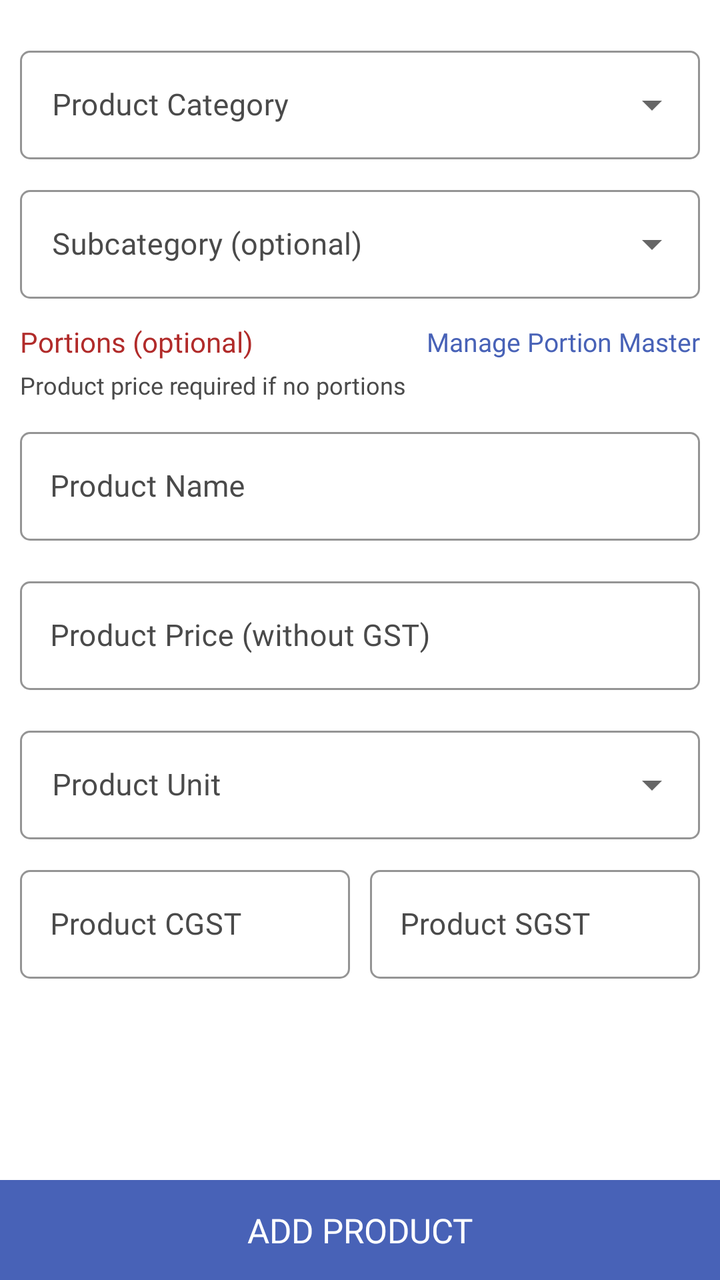
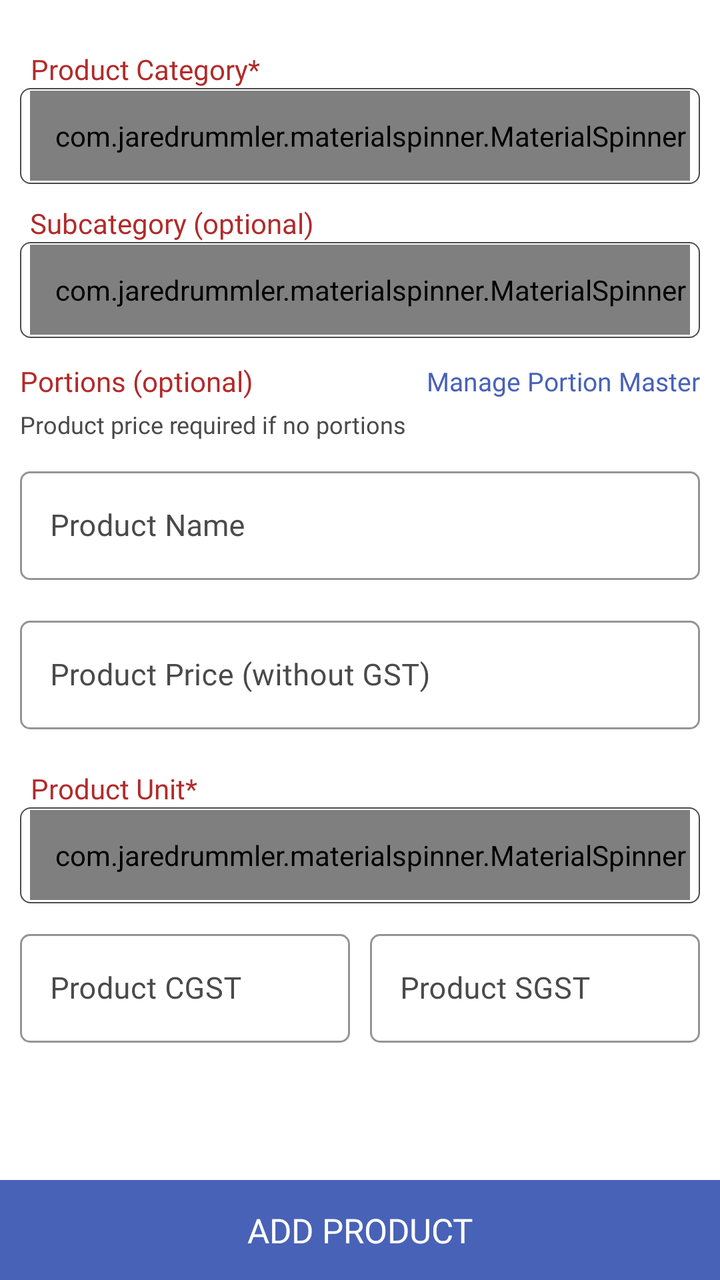

The first picture is an Android layout as it rendered before a commit; the second is the same layout after the commit. The layout source and the unified diff follow.
<!-- AndroidManifest.xml: application theme AppTheme -->
<!-- res/layout/fragment_add_customer_product.xml -->
<?xml version="1.0" encoding="utf-8"?>
<RelativeLayout xmlns:android="http://schemas.android.com/apk/res/android"
    xmlns:app="http://schemas.android.com/apk/res-auto"
    xmlns:tools="http://schemas.android.com/tools"
    android:layout_width="match_parent"
    android:layout_height="match_parent"
    tools:context=".Fragment.AddCustomerProduct">

    <androidx.core.widget.NestedScrollView
        android:layout_width="match_parent"
        android:layout_height="match_parent"
        android:layout_above="@+id/addProduct">

        <LinearLayout
            android:layout_width="match_parent"
            android:layout_height="match_parent"
            android:orientation="vertical"
            android:padding="10dp">

            <com.google.android.material.textfield.TextInputLayout
                style="@style/CustomDropDownTilStyle"
                android:layout_marginTop="10dp"
                android:hint="Product Category">

                <AutoCompleteTextView
                    android:id="@+id/categorySpinner"
                    android:layout_width="match_parent"
                    android:layout_height="wrap_content"
                    android:focusable="false"
                    android:fontFamily="@font/poppinsregular"
                    android:inputType="none"
                    android:singleLine="true"
                    android:textSize="15sp" />

            </com.google.android.material.textfield.TextInputLayout>

            <com.google.android.material.textfield.TextInputLayout
                style="@style/CustomDropDownTilStyle"
                android:layout_marginTop="10dp"
                android:hint="Subcategory (optional)">

                <AutoCompleteTextView
                    android:id="@+id/subcategorySpinner"
                    android:layout_width="match_parent"
                    android:layout_height="wrap_content"
                    android:focusable="false"
                    android:fontFamily="@font/poppinsregular"
                    android:inputType="none"
                    android:singleLine="true"
                    android:textSize="15sp" />

            </com.google.android.material.textfield.TextInputLayout>

            <include
                android:id="@+id/productPortionSectionInclude"
                layout="@layout/include_product_portion_section" />

            <com.google.android.material.textfield.TextInputLayout
                android:id="@+id/productNameLayout"
                style="@style/Widget.MaterialComponents.TextInputLayout.OutlinedBox"
                android:layout_width="match_parent"
                android:layout_height="wrap_content"
                android:layout_gravity="center"
                android:layout_marginTop="10dp"
                android:layout_marginBottom="5dp"
                android:gravity="center"
                android:textColorHint="@color/light_black"
                app:boxCornerRadiusBottomEnd="5dp"
                app:boxCornerRadiusBottomStart="5dp"
                app:boxCornerRadiusTopEnd="5dp"
                app:boxCornerRadiusTopStart="5dp"
                app:boxStrokeColor="@color/light_black">

                <com.google.android.material.textfield.TextInputEditText
                    android:id="@+id/productName"
                    android:layout_width="match_parent"
                    android:layout_height="wrap_content"
                    android:drawableTint="@color/light_black"
                    android:fontFamily="@font/poppinsregular"
                    android:hint="Product Name"
                    android:imeOptions="actionNext"
                    android:inputType="textCapWords"
                    android:paddingStart="15dp"
                    android:paddingEnd="10dp"
                    android:singleLine="true"
                    android:textColor="@color/black"
                    android:textColorHint="@color/light_black"
                    android:textSize="15sp" />

            </com.google.android.material.textfield.TextInputLayout>

            <com.google.android.material.textfield.TextInputLayout
                android:id="@+id/productPriceLayout"
                style="@style/Widget.MaterialComponents.TextInputLayout.OutlinedBox"
                android:layout_width="match_parent"
                android:layout_height="wrap_content"
                android:layout_gravity="center"
                android:layout_marginTop="10dp"
                android:layout_marginBottom="5dp"
                android:gravity="center"
                android:textColorHint="@color/light_black"
                app:boxCornerRadiusBottomEnd="5dp"
                app:boxCornerRadiusBottomStart="5dp"
                app:boxCornerRadiusTopEnd="5dp"
                app:boxCornerRadiusTopStart="5dp"
                app:boxStrokeColor="@color/light_black">

                <com.google.android.material.textfield.TextInputEditText
                    android:id="@+id/productPrice"
                    android:layout_width="match_parent"
                    android:layout_height="wrap_content"
                    android:drawableTint="@color/light_black"
                    android:fontFamily="@font/poppinsregular"
                    android:hint="Product Price (without GST)"
                    android:imeOptions="actionDone"
                    android:inputType="numberDecimal"
                    android:paddingStart="15dp"
                    android:paddingEnd="10dp"
                    android:singleLine="true"
                    android:textColor="@color/black"
                    android:textColorHint="@color/light_black"
                    android:textSize="15sp" />

            </com.google.android.material.textfield.TextInputLayout>

            <com.google.android.material.textfield.TextInputLayout
                style="@style/CustomDropDownTilStyle"
                android:layout_marginTop="10dp"
                android:hint="Product Unit">

                <AutoCompleteTextView
                    android:id="@+id/unitSpinner"
                    android:layout_width="match_parent"
                    android:layout_height="wrap_content"
                    android:focusable="false"
                    android:fontFamily="@font/poppinsregular"
                    android:inputType="none"
                    android:singleLine="true"
                    android:textSize="15sp" />

            </com.google.android.material.textfield.TextInputLayout>

            <LinearLayout
                android:layout_width="match_parent"
                android:layout_height="wrap_content"
                android:layout_marginTop="10dp"
                android:layout_marginBottom="10dp"
                android:orientation="horizontal">

                <com.google.android.material.textfield.TextInputLayout
                    android:id="@+id/productCGSTLayout"
                    style="@style/Widget.MaterialComponents.TextInputLayout.OutlinedBox"
                    android:layout_width="match_parent"
                    android:layout_height="wrap_content"
                    android:layout_gravity="center"
                    android:layout_marginEnd="5dp"
                    android:layout_weight="1"
                    android:gravity="center"
                    android:textColorHint="@color/light_black"
                    app:boxCornerRadiusBottomEnd="5dp"
                    app:boxCornerRadiusBottomStart="5dp"
                    app:boxCornerRadiusTopEnd="5dp"
                    app:boxCornerRadiusTopStart="5dp"
                    app:boxStrokeColor="@color/light_black">

                    <com.google.android.material.textfield.TextInputEditText
                        android:id="@+id/productCGST"
                        android:layout_width="match_parent"
                        android:layout_height="wrap_content"
                        android:drawableTint="@color/light_black"
                        android:fontFamily="@font/poppinsregular"
                        android:hint="Product CGST"
                        android:imeOptions="actionNext"
                        android:inputType="numberDecimal"
                        android:paddingStart="15dp"
                        android:paddingEnd="10dp"
                        android:singleLine="true"
                        android:textColor="@color/black"
                        android:textColorHint="@color/light_black"
                        android:textSize="15sp" />

                </com.google.android.material.textfield.TextInputLayout>

                <com.google.android.material.textfield.TextInputLayout
                    android:id="@+id/productSGSTLayout"
                    style="@style/Widget.MaterialComponents.TextInputLayout.OutlinedBox"
                    android:layout_width="match_parent"
                    android:layout_height="wrap_content"
                    android:layout_gravity="center"
                    android:layout_marginStart="5dp"
                    android:layout_weight="1"
                    android:gravity="center"
                    android:textColorHint="@color/light_black"
                    app:boxCornerRadiusBottomEnd="5dp"
                    app:boxCornerRadiusBottomStart="5dp"
                    app:boxCornerRadiusTopEnd="5dp"
                    app:boxCornerRadiusTopStart="5dp"
                    app:boxStrokeColor="@color/light_black">

                    <com.google.android.material.textfield.TextInputEditText
                        android:id="@+id/productSGST"
                        android:layout_width="match_parent"
                        android:layout_height="wrap_content"
                        android:drawableTint="@color/light_black"
                        android:fontFamily="@font/poppinsregular"
                        android:hint="Product SGST"
                        android:imeOptions="actionDone"
                        android:inputType="numberDecimal"
                        android:paddingStart="15dp"
                        android:paddingEnd="10dp"
                        android:singleLine="true"
                        android:textColor="@color/black"
                        android:textColorHint="@color/light_black"
                        android:textSize="15sp" />

                </com.google.android.material.textfield.TextInputLayout>

            </LinearLayout>

        </LinearLayout>

    </androidx.core.widget.NestedScrollView>

    <TextView
        android:id="@+id/addProduct"
        android:layout_width="match_parent"
        android:layout_height="50dp"
        android:layout_alignParentBottom="true"
        android:layout_gravity="center"
        android:background="@color/colorPrimary"
        android:fontFamily="@font/poppinsmedium"
        android:gravity="center"
        android:text="Add Product"
        android:textAllCaps="true"
        android:textColor="@color/white"
        android:textSize="17sp" />

</RelativeLayout>
<!-- res/layout/include_product_portion_section.xml (included above) -->
<?xml version="1.0" encoding="utf-8"?>
<LinearLayout xmlns:android="http://schemas.android.com/apk/res/android"
    xmlns:app="http://schemas.android.com/apk/res-auto"
    android:id="@+id/productPortionSection"
    android:layout_width="match_parent"
    android:layout_height="wrap_content"
    android:orientation="vertical">

    <RelativeLayout
        android:layout_width="match_parent"
        android:layout_height="wrap_content"
        android:layout_marginTop="12dp">

        <TextView
            android:layout_width="wrap_content"
            android:layout_height="wrap_content"
            android:layout_alignParentStart="true"
            android:layout_centerVertical="true"
            android:fontFamily="@font/poppinsregular"
            android:text="Portions (optional)"
            android:textColor="@color/textcolor" />

        <TextView
            android:id="@+id/managePortionMasterLink"
            android:layout_width="wrap_content"
            android:layout_height="wrap_content"
            android:layout_alignParentEnd="true"
            android:layout_centerVertical="true"
            android:fontFamily="@font/poppinsmedium"
            android:text="Manage Portion Master"
            android:textColor="@color/colorPrimary"
            android:textSize="13sp" />

    </RelativeLayout>

    <TextView
        android:id="@+id/portionSectionHint"
        android:layout_width="match_parent"
        android:layout_height="wrap_content"
        android:layout_marginTop="4dp"
        android:fontFamily="@font/poppinsregular"
        android:text="Product price required if no portions"
        android:textColor="@color/light_black"
        android:textSize="12sp" />

    <LinearLayout
        android:id="@+id/portionMasterPickerSection"
        android:layout_width="match_parent"
        android:layout_height="wrap_content"
        android:layout_marginTop="8dp"
        android:orientation="vertical"
        android:visibility="gone">

        <com.google.android.material.textfield.TextInputLayout
            style="@style/CustomDropDownTilStyle"
            android:hint="Select Portion">

            <AutoCompleteTextView
                android:id="@+id/portionMasterSpinner"
                android:layout_width="match_parent"
                android:layout_height="wrap_content"
                android:focusable="false"
                android:fontFamily="@font/poppinsregular"
                android:inputType="none"
                android:singleLine="true"
                android:textSize="15sp" />

        </com.google.android.material.textfield.TextInputLayout>

        <com.google.android.material.textfield.TextInputLayout
            style="@style/Widget.MaterialComponents.TextInputLayout.OutlinedBox"
            android:layout_width="match_parent"
            android:layout_height="wrap_content"
            android:layout_marginTop="8dp"
            app:boxStrokeColor="@color/light_black">

            <com.google.android.material.textfield.TextInputEditText
                android:id="@+id/inlinePortionPrice"
                android:layout_width="match_parent"
                android:layout_height="wrap_content"
                android:fontFamily="@font/poppinsregular"
                android:hint="Portion Price"
                android:inputType="numberDecimal"
                android:singleLine="true"
                android:textColor="@color/black"
                android:textSize="15sp" />

        </com.google.android.material.textfield.TextInputLayout>

        <TextView
            android:id="@+id/addInlinePortion"
            android:layout_width="match_parent"
            android:layout_height="40dp"
            android:layout_marginTop="10dp"
            android:background="@color/textcolor"
            android:fontFamily="@font/poppinsmedium"
            android:gravity="center"
            android:text="Add Portion"
            android:textAllCaps="true"
            android:textColor="@color/white"
            android:textSize="14sp" />

    </LinearLayout>

    <TextView
        android:id="@+id/noPortionMasterHint"
        android:layout_width="match_parent"
        android:layout_height="wrap_content"
        android:layout_marginTop="8dp"
        android:fontFamily="@font/poppinsregular"
        android:text="No portion masters yet. Tap Manage Portion Master to add names (Half, Full…)."
        android:textColor="@color/light_black"
        android:textSize="12sp"
        android:visibility="gone" />

    <androidx.cardview.widget.CardView
        android:id="@+id/inlinePortionListCard"
        android:layout_width="match_parent"
        android:layout_height="wrap_content"
        android:layout_marginTop="10dp"
        android:visibility="gone"
        app:cardCornerRadius="5dp"
        app:cardElevation="4dp">

        <LinearLayout
            android:layout_width="match_parent"
            android:layout_height="wrap_content"
            android:orientation="vertical"
            android:padding="8dp">

            <TextView
                android:layout_width="wrap_content"
                android:layout_height="wrap_content"
                android:layout_gravity="center"
                android:fontFamily="@font/poppinsbold"
                android:text="Product Portions"
                android:textColor="@color/textcolor" />

            <androidx.recyclerview.widget.RecyclerView
                android:id="@+id/inlinePortionRecyclerview"
                android:layout_width="match_parent"
                android:layout_height="wrap_content"
                android:nestedScrollingEnabled="false" />

        </LinearLayout>

    </androidx.cardview.widget.CardView>

</LinearLayout>
<!-- resources referenced by this layout -->
<resources>
  <color name="black">#000</color>
  <color name="colorPrimary">#4862b7</color>
  <color name="light_black">#4a4a4a</color>
  <color name="textcolor">#b12b2a</color>
  <color name="white">#fff</color>
  <style name="CustomDropDownTilStyle" parent="Widget.MaterialComponents.TextInputLayout.OutlinedBox.ExposedDropdownMenu">
          <item name="android:layout_width">match_parent</item>
          <item name="android:layout_height">wrap_content</item>
          <item name="android:textColorHint">@color/light_black</item>
          <item name="fontFamily">@font/poppinsregular</item>
          <item name="android:textSize">15sp</item>
          <item name="overlapAnchor">true</item>
          <item name="hintTextColor">@color/colorAccent</item>
          <item name="boxStrokeColor">@color/colorAccent</item>
          <item name="colorControlNormal">@color/colorAccent</item>
          <item name="colorControlActivated">@color/colorAccent</item>
          <item name="colorControlHighlight">@color/colorAccent</item>
          <item name="boxCornerRadiusBottomEnd">5dp</item>
          <item name="boxCornerRadiusBottomStart">5dp</item>
          <item name="boxCornerRadiusTopEnd">5dp</item>
          <item name="boxCornerRadiusTopStart">5dp</item>
      </style>
  <style name="AppTheme" parent="Theme.MaterialComponents.DayNight.NoActionBar">
          
          <item name="colorPrimary">@color/colorPrimary</item>
          <item name="colorPrimaryDark">@color/colorPrimary</item>
          <item name="colorAccent">@color/colorAccent</item>
          <item name="android:windowIsTranslucent">true</item>
          <item name="windowNoTitle">true</item>
          <item name="windowActionBar">false</item>
  
      </style>
  <color name="colorAccent">#000</color>
</resources>

<!-- the commit's change to res/layout/fragment_add_customer_product.xml (unified diff, before → after) -->
@@ -17,39 +17,68 @@
             android:orientation="vertical"
             android:padding="10dp">
 
-            <com.google.android.material.textfield.TextInputLayout
-                style="@style/CustomDropDownTilStyle"
+            <TextView
+                android:layout_width="wrap_content"
+                android:layout_height="wrap_content"
+                android:layout_gravity="center|start"
+                android:layout_marginStart="5dp"
+                android:layout_marginTop="15dp"
+                android:fontFamily="@font/poppinsregular"
+                android:gravity="center"
+                android:text="Product Category*"
+                android:textColor="@color/textcolor" />
+
+            <LinearLayout
+                android:layout_width="match_parent"
+                android:layout_height="48dp"
+                android:background="@drawable/button_rounded_border"
+                android:orientation="horizontal">
+
+                <com.jaredrummler.materialspinner.MaterialSpinner
+                    android:id="@+id/categorySpinner"
+                    android:layout_width="match_parent"
+                    android:layout_height="45dp"
+                    android:layout_gravity="center"
+                    android:layout_margin="5dp"
+                    android:fontFamily="@font/poppinsregular"
+                    android:gravity="center|start"
+                    android:paddingStart="10dp"
+                    android:textColor="@color/black"
+                    android:textSize="15sp"
+                    app:ms_hint="Select Product Category" />
+
+            </LinearLayout>
+
+            <TextView
+                android:layout_width="wrap_content"
+                android:layout_height="wrap_content"
+                android:layout_gravity="center|start"
+                android:layout_marginStart="5dp"
                 android:layout_marginTop="10dp"
-                android:hint="Product Category">
-
-                <AutoCompleteTextView
-                    android:id="@+id/categorySpinner"
-                    android:layout_width="match_parent"
-                    android:layout_height="wrap_content"
-                    android:focusable="false"
+                android:fontFamily="@font/poppinsregular"
+                android:text="Subcategory (optional)"
+                android:textColor="@color/textcolor" />
+
+            <LinearLayout
+                android:layout_width="match_parent"
+                android:layout_height="48dp"
+                android:background="@drawable/button_rounded_border"
+                android:orientation="horizontal">
+
+                <com.jaredrummler.materialspinner.MaterialSpinner
+                    android:id="@+id/subcategorySpinner"
+                    android:layout_width="match_parent"
+                    android:layout_height="45dp"
+                    android:layout_gravity="center"
+                    android:layout_margin="5dp"
                     android:fontFamily="@font/poppinsregular"
-                    android:inputType="none"
-                    android:singleLine="true"
-                    android:textSize="15sp" />
-
-            </com.google.android.material.textfield.TextInputLayout>
-
-            <com.google.android.material.textfield.TextInputLayout
-                style="@style/CustomDropDownTilStyle"
-                android:layout_marginTop="10dp"
-                android:hint="Subcategory (optional)">
-
-                <AutoCompleteTextView
-                    android:id="@+id/subcategorySpinner"
-                    android:layout_width="match_parent"
-                    android:layout_height="wrap_content"
-                    android:focusable="false"
-                    android:fontFamily="@font/poppinsregular"
-                    android:inputType="none"
-                    android:singleLine="true"
-                    android:textSize="15sp" />
-
-            </com.google.android.material.textfield.TextInputLayout>
+                    android:gravity="center|start"
+                    android:paddingStart="10dp"
+                    android:textColor="@color/black"
+                    android:textSize="15sp"
+                    app:ms_hint="Select Subcategory" />
+
+            </LinearLayout>
 
             <include
                 android:id="@+id/productPortionSectionInclude"
@@ -123,22 +152,37 @@
 
             </com.google.android.material.textfield.TextInputLayout>
 
-            <com.google.android.material.textfield.TextInputLayout
-                style="@style/CustomDropDownTilStyle"
-                android:layout_marginTop="10dp"
-                android:hint="Product Unit">
-
-                <AutoCompleteTextView
+            <TextView
+                android:layout_width="wrap_content"
+                android:layout_height="wrap_content"
+                android:layout_gravity="center|start"
+                android:layout_marginStart="5dp"
+                android:layout_marginTop="15dp"
+                android:fontFamily="@font/poppinsregular"
+                android:gravity="center"
+                android:text="Product Unit*"
+                android:textColor="@color/textcolor" />
+
+            <LinearLayout
+                android:layout_width="match_parent"
+                android:layout_height="48dp"
+                android:background="@drawable/button_rounded_border"
+                android:orientation="horizontal">
+
+                <com.jaredrummler.materialspinner.MaterialSpinner
                     android:id="@+id/unitSpinner"
                     android:layout_width="match_parent"
-                    android:layout_height="wrap_content"
-                    android:focusable="false"
+                    android:layout_height="45dp"
+                    android:layout_gravity="center"
+                    android:layout_margin="5dp"
                     android:fontFamily="@font/poppinsregular"
-                    android:inputType="none"
-                    android:singleLine="true"
-                    android:textSize="15sp" />
-
-            </com.google.android.material.textfield.TextInputLayout>
+                    android:gravity="center|start"
+                    android:paddingStart="10dp"
+                    android:textColor="@color/black"
+                    android:textSize="15sp"
+                    app:ms_hint="Select Product Unit" />
+
+            </LinearLayout>
 
             <LinearLayout
                 android:layout_width="match_parent"
@@ -290,21 +334,35 @@
         android:orientation="vertical"
         android:visibility="gone">
 
-        <com.google.android.material.textfield.TextInputLayout
-            style="@style/CustomDropDownTilStyle"
-            android:hint="Select Portion">
-
-            <AutoCompleteTextView
+        <TextView
+            android:layout_width="wrap_content"
+            android:layout_height="wrap_content"
+            android:layout_marginStart="5dp"
+            android:fontFamily="@font/poppinsregular"
+            android:text="Select Portion"
+            android:textColor="@color/textcolor" />
+
+        <LinearLayout
+            android:layout_width="match_parent"
+            android:layout_height="48dp"
+            android:layout_marginTop="5dp"
+            android:background="@drawable/button_rounded_border"
+            android:orientation="horizontal">
+
+            <com.jaredrummler.materialspinner.MaterialSpinner
                 android:id="@+id/portionMasterSpinner"
                 android:layout_width="match_parent"
-                android:layout_height="wrap_content"
-                android:focusable="false"
+                android:layout_height="45dp"
+                android:layout_gravity="center"
+                android:layout_margin="5dp"
                 android:fontFamily="@font/poppinsregular"
-                android:inputType="none"
-                android:singleLine="true"
-                android:textSize="15sp" />
-
-        </com.google.android.material.textfield.TextInputLayout>
+                android:gravity="center|start"
+                android:paddingStart="10dp"
+                android:textColor="@color/black"
+                android:textSize="15sp"
+                app:ms_hint="Select Portion Master" />
+
+        </LinearLayout>
 
         <com.google.android.material.textfield.TextInputLayout
             style="@style/Widget.MaterialComponents.TextInputLayout.OutlinedBox"
<!-- resource entries referenced after the edit -->
@@ -5,23 +5,14 @@
   <color name="light_black">#4a4a4a</color>
   <color name="textcolor">#b12b2a</color>
   <color name="white">#fff</color>
-  <style name="CustomDropDownTilStyle" parent="Widget.MaterialComponents.TextInputLayout.OutlinedBox.ExposedDropdownMenu">
-          <item name="android:layout_width">match_parent</item>
-          <item name="android:layout_height">wrap_content</item>
-          <item name="android:textColorHint">@color/light_black</item>
-          <item name="fontFamily">@font/poppinsregular</item>
-          <item name="android:textSize">15sp</item>
-          <item name="overlapAnchor">true</item>
-          <item name="hintTextColor">@color/colorAccent</item>
-          <item name="boxStrokeColor">@color/colorAccent</item>
-          <item name="colorControlNormal">@color/colorAccent</item>
-          <item name="colorControlActivated">@color/colorAccent</item>
-          <item name="colorControlHighlight">@color/colorAccent</item>
-          <item name="boxCornerRadiusBottomEnd">5dp</item>
-          <item name="boxCornerRadiusBottomStart">5dp</item>
-          <item name="boxCornerRadiusTopEnd">5dp</item>
-          <item name="boxCornerRadiusTopStart">5dp</item>
-      </style>
+  <!-- drawable button_rounded_border (drawable) -->
+  <?xml version="1.0" encoding="utf-8"?>
+  <shape xmlns:android="http://schemas.android.com/apk/res/android">
+      <stroke
+          android:width="0.7dp"
+          android:color="@color/light_black" />
+      <corners android:radius="5dp" />
+  </shape>
   <style name="AppTheme" parent="Theme.MaterialComponents.DayNight.NoActionBar">
           
           <item name="colorPrimary">@color/colorPrimary</item>
